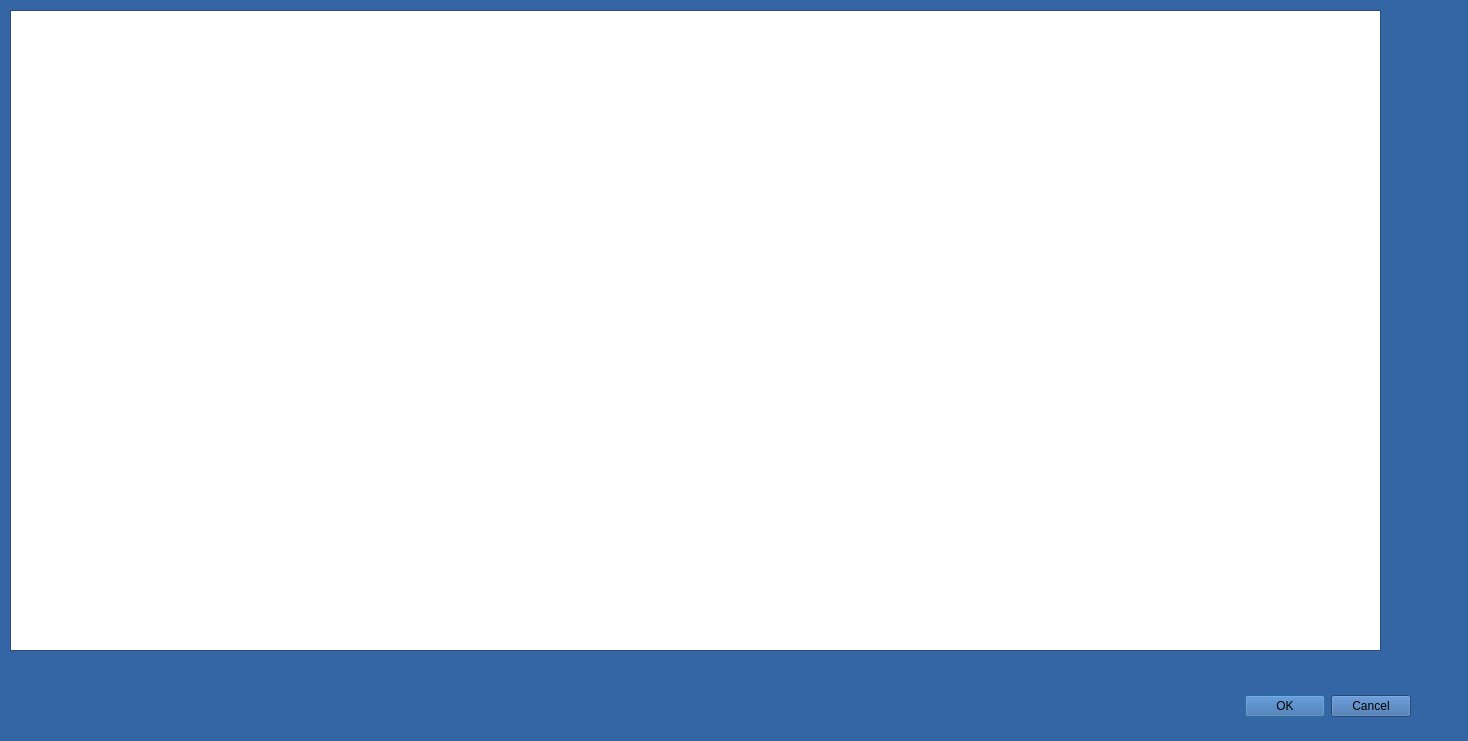
Qt form RozniceDialog.ui (militia11/shoes) before a commit.
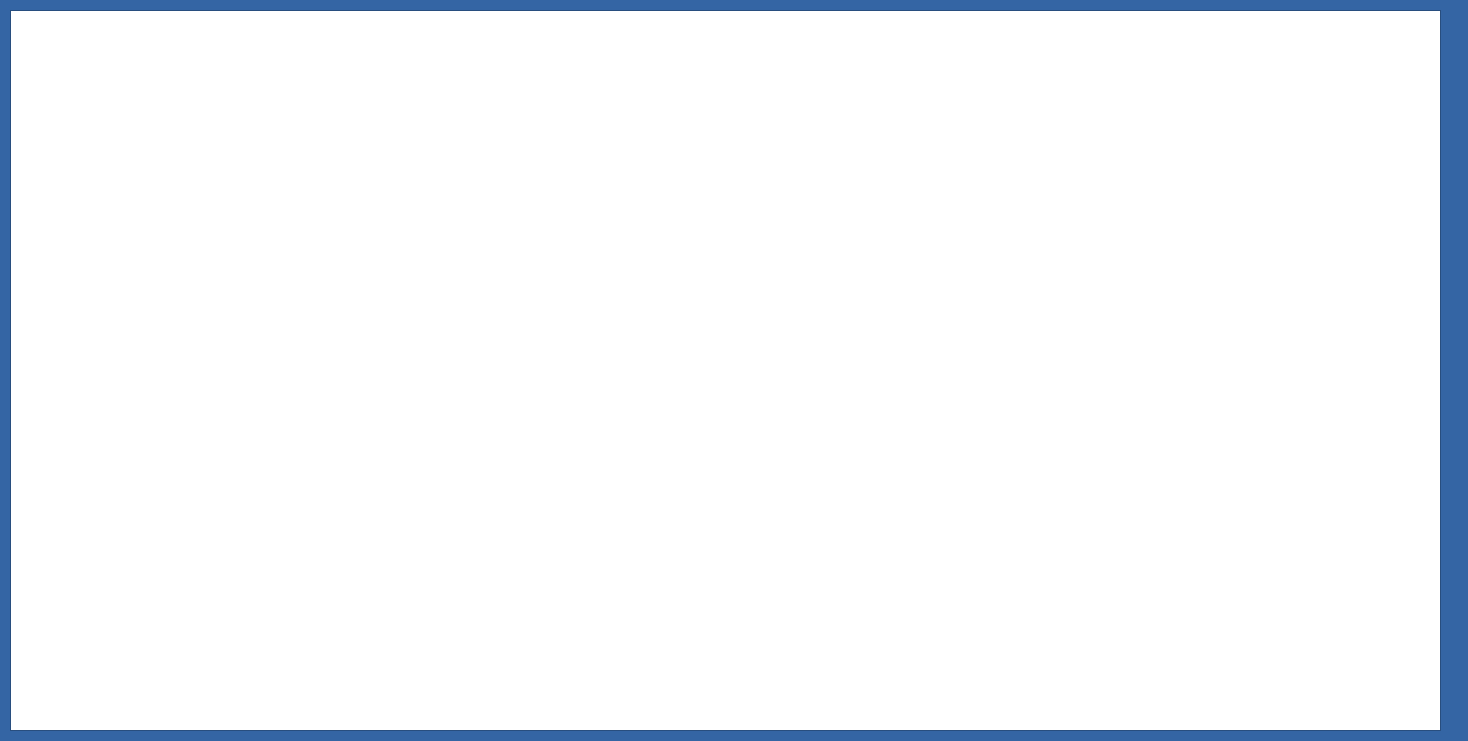
The same form after that commit.

Diff of the .ui file:
```diff
--- a/RozniceDialog.ui
+++ b/RozniceDialog.ui
@@ -428,29 +428,13 @@
   <property name="windowTitle">
    <string>Różnice rozkroje</string>
   </property>
-  <widget class="QDialogButtonBox" name="buttonBox">
-   <property name="geometry">
-    <rect>
-     <x>1070</x>
-     <y>690</y>
-     <width>341</width>
-     <height>32</height>
-    </rect>
-   </property>
-   <property name="orientation">
-    <enum>Qt::Horizontal</enum>
-   </property>
-   <property name="standardButtons">
-    <set>QDialogButtonBox::Cancel|QDialogButtonBox::Ok</set>
-   </property>
-  </widget>
   <widget class="QTableView" name="tableViewZam">
    <property name="geometry">
     <rect>
      <x>10</x>
      <y>10</y>
-     <width>1371</width>
-     <height>641</height>
+     <width>1431</width>
+     <height>721</height>
     </rect>
    </property>
    <property name="alternatingRowColors">
```
